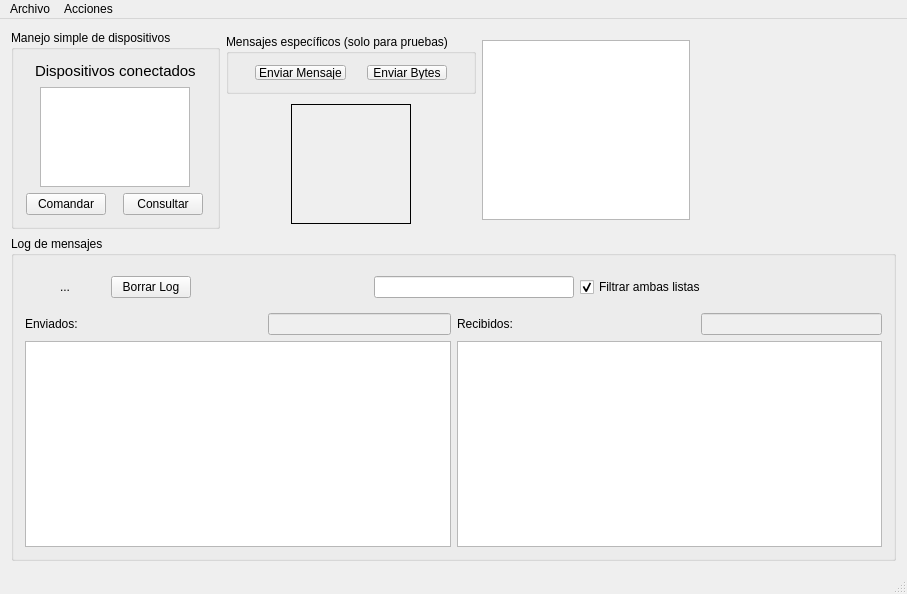
The window that mainwindow.ui (arukagiri/interfazLAC) describes before a commit, drawn with Qt 5.
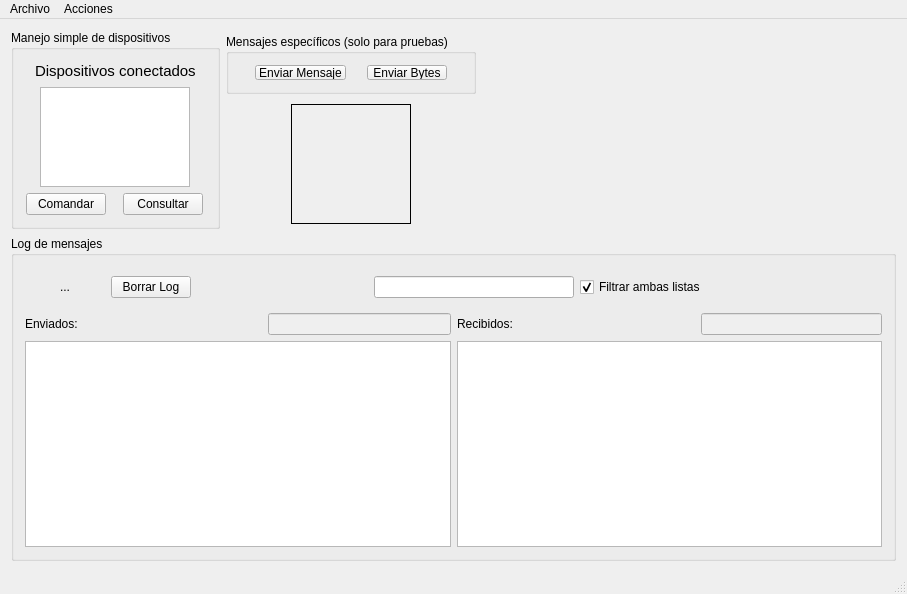
The same window after the commit. Icons and pictures are not drawn.

```diff
--- a/mainwindow.ui
+++ b/mainwindow.ui
@@ -14,7 +14,7 @@
    <string>MainWindow</string>
   </property>
   <widget class="QWidget" name="centralWidget">
-   <layout class="QVBoxLayout" name="verticalLayout_7">
+   <layout class="QVBoxLayout" name="verticalLayout_3">
     <item>
      <layout class="QHBoxLayout" name="horizontalLayout_5">
       <item>
@@ -333,35 +333,17 @@
        </layout>
       </item>
       <item>
-       <layout class="QHBoxLayout" name="horizontalLayout_8">
-        <item>
-         <layout class="QVBoxLayout" name="verticalLayout_3">
-          <item>
-           <widget class="QTextEdit" name="textEdit">
-            <property name="sizePolicy">
-             <sizepolicy hsizetype="Expanding" vsizetype="Fixed">
-              <horstretch>0</horstretch>
-              <verstretch>0</verstretch>
-             </sizepolicy>
-            </property>
-            <property name="minimumSize">
+       <spacer name="horizontalSpacer_12">
+        <property name="orientation">
+         <enum>Qt::Horizontal</enum>
+        </property>
+        <property name="sizeHint" stdset="0">
              <size>
-              <width>100</width>
-              <height>180</height>
-             </size>
-            </property>
-            <property name="maximumSize">
-             <size>
-              <width>16777215</width>
-              <height>180</height>
-             </size>
-            </property>
-            <property name="toolTip">
-             <string>&lt;html&gt;&lt;head/&gt;&lt;body&gt;&lt;p&gt;Teniamos que rellenar la UI asi que te metimos un anotador. Disfrutálo.&lt;/p&gt;&lt;/body&gt;&lt;/html&gt;</string>
-            </property>
-           </widget>
-          </item>
-         </layout>
+          <width>40</width>
+          <height>20</height>
+         </size>
+        </property>
+       </spacer>
         </item>
         <item>
          <widget class="QLabel" name="label_4">
@@ -394,7 +376,18 @@
           </property>
          </widget>
         </item>
-       </layout>
+      <item>
+       <spacer name="horizontalSpacer_13">
+        <property name="orientation">
+         <enum>Qt::Horizontal</enum>
+        </property>
+        <property name="sizeHint" stdset="0">
+         <size>
+          <width>40</width>
+          <height>20</height>
+         </size>
+        </property>
+       </spacer>
       </item>
      </layout>
     </item>
```
Lines whose indentation alone changed are shown as unchanged.
